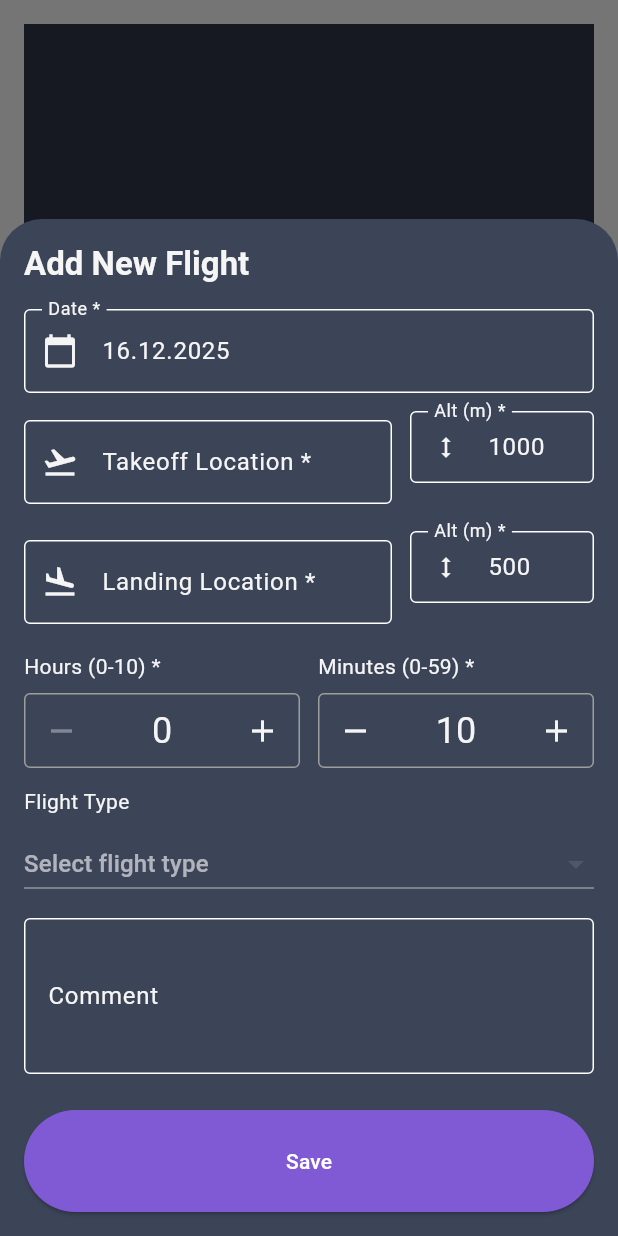
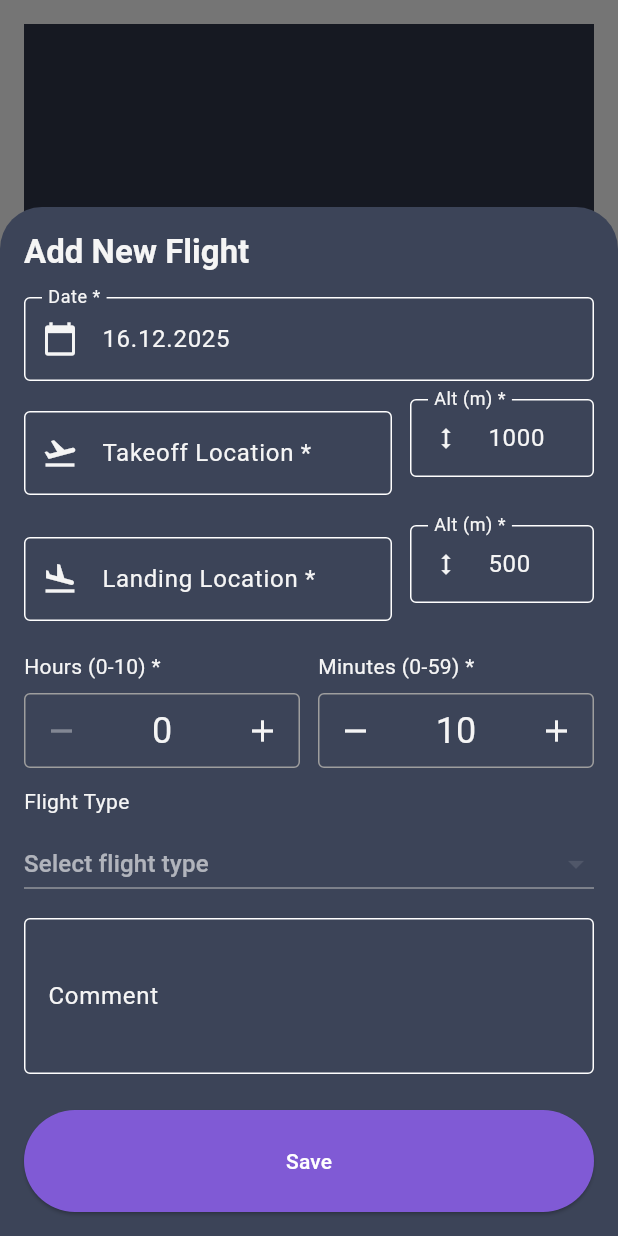
Before and after one commit to buddymajki/SAFETY_Flightdeck2, a Flutter app: the FlightBookScreen screen opened directly, after a tap on the "add" icon, on a phone screen of 412 x 824 dp. Run offline on Flutter 3.47's test engine with Material 3 defaults, Android fonts, the phone set to English and light mode, and no system bars; our stand-ins replace cloud_firestore, firebase_auth, firebase_core, shared_preferences; accounts and stored records are empty.

Commit message:
Fix UI: date format DD.MM and altitude field sizing with contentPadding

```diff
--- a/lib/screens/flightbook_screen.dart
+++ b/lib/screens/flightbook_screen.dart
@@ -852,7 +852,7 @@ class _AddEditFlightFormState extends State<_AddEditFlightForm> {
 
     if (picked != null) {
       setState(() {
-        _dateController.text = DateFormat('dd.MM.yyyy').format(picked);
+        _dateController.text = DateFormat('dd.MM').format(picked);
       });
     }
   }
@@ -868,7 +868,14 @@ class _AddEditFlightFormState extends State<_AddEditFlightForm> {
       // Row with Date (50%) and School (50%)
       return Row(
         children: [
-          Expanded(
+           Expanded(
+            flex: 2,
+            child: _buildFlightSchoolSelector(lang),
+          ),
+
+            const SizedBox(width: 12),
+
+            Expanded(
             flex: 1,
             child: TextField(
               controller: _dateController,
@@ -882,11 +889,8 @@ class _AddEditFlightFormState extends State<_AddEditFlightForm> {
               ),
             ),
           ),
-          const SizedBox(width: 12),
-          Expanded(
-            flex: 1,
-            child: _buildFlightSchoolSelector(lang),
-          ),
+
+
         ],
       );
     } else {
@@ -1217,6 +1221,7 @@ class _AddEditFlightFormState extends State<_AddEditFlightForm> {
                       prefixIcon: const Icon(Icons.height),
                       border: const OutlineInputBorder(),
                       isDense: true,
+                      contentPadding: const EdgeInsets.fromLTRB(12, 16, 12, 12),
                       enabled: canEditDateAndLocation,
                       helperText: _takeoffFromDropdown ? _t('Auto_Filled', lang) : ' ',
                     ),
@@ -1318,6 +1323,7 @@ class _AddEditFlightFormState extends State<_AddEditFlightForm> {
                       prefixIcon: const Icon(Icons.height),
                       border: const OutlineInputBorder(),
                       isDense: true,
+                      contentPadding: const EdgeInsets.fromLTRB(12, 16, 12, 12),
                       enabled: canEditDateAndLocation,
                       helperText: _landingFromDropdown ? _t('Auto_Filled', lang) : ' ',
                     ),
```
